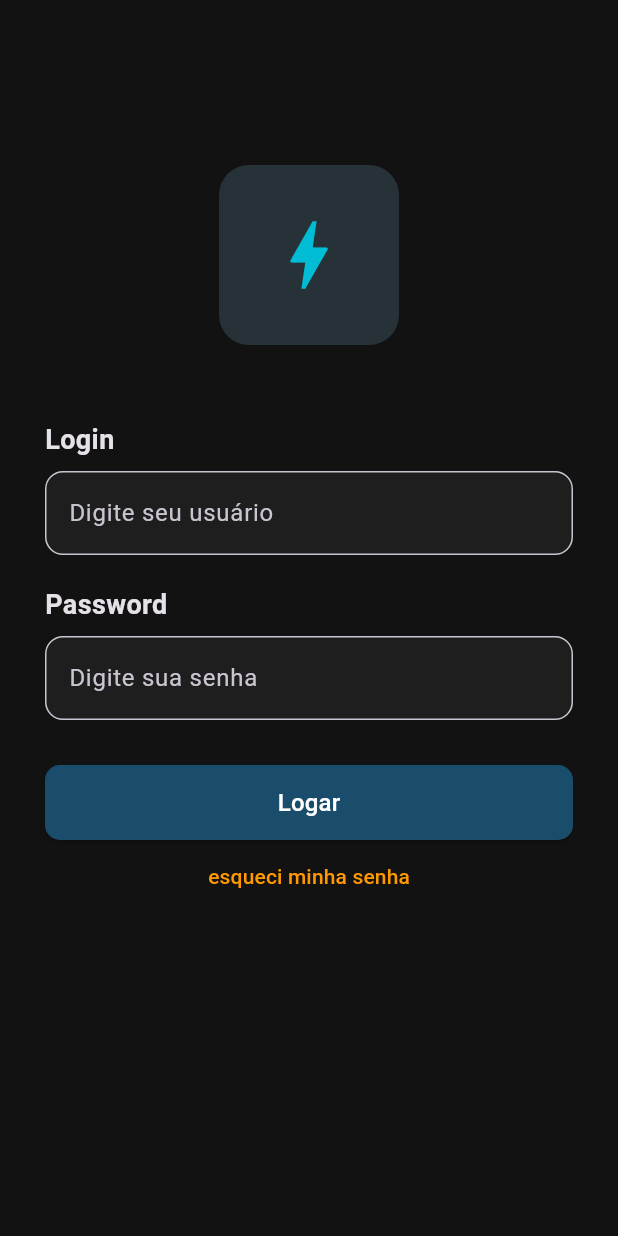
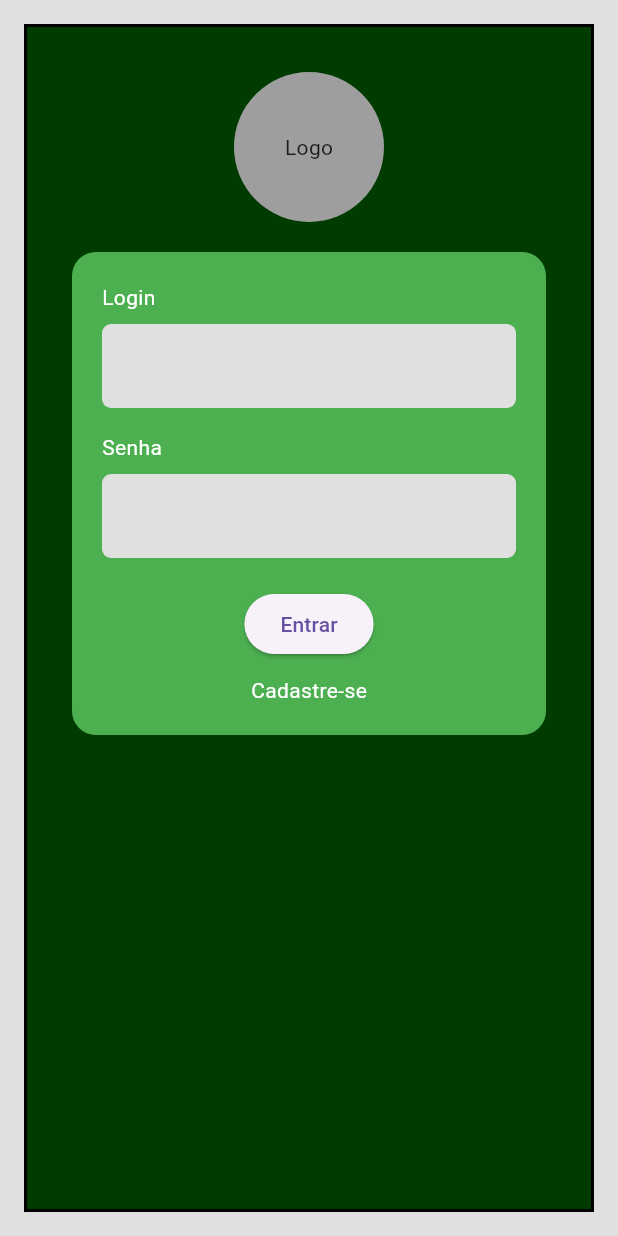
Before and after one commit to Muniz-Fer314159/CAC_Vet, a Flutter app: the screen it shows after launch, on a phone screen of 412 x 824 dp. Run offline on Flutter 3.47's test engine with Material 3 defaults, Android fonts, the phone set to English and light mode, and no system bars.

Commit message:
fix nessa porra

```diff
--- a/lib/main.dart
+++ b/lib/main.dart
@@ -1,19 +1,18 @@
 import 'package:flutter/material.dart';
-import 'screens/login_screen.dart';
+import 'screens/login_page.dart';
 
-void main() => runApp(const TodoApp());
+void main() {
+  runApp(const MyApp());
+}
 
-class TodoApp extends StatelessWidget {
-  const TodoApp({super.key});
+class MyApp extends StatelessWidget {
+  const MyApp({super.key});
 
   @override
   Widget build(BuildContext context) {
-    return MaterialApp(
+    return const MaterialApp(
       debugShowCheckedModeBanner: false,
-      theme: ThemeData.dark().copyWith(
-        scaffoldBackgroundColor: const Color(0xFF121212),
-      ),
-      home: const LoginScreen(),
+      home: LoginPage(),
     );
   }
 }
--- /dev/null
+++ b/lib/screens/login_page.dart
@@ -0,0 +1,133 @@
+import 'package:flutter/material.dart';
+import 'cadastro_page.dart';
+import '../widgets/input_field.dart';
+
+class LoginPage extends StatefulWidget {
+  const LoginPage({super.key});
+
+  @override
+  State<LoginPage> createState() => _LoginPageState();
+}
+
+class _LoginPageState extends State<LoginPage> {
+  final _formKey = GlobalKey<FormState>();
+
+  void _login() {
+    if (_formKey.currentState!.validate()) {
+      ScaffoldMessenger.of(context).showSnackBar(
+        const SnackBar(content: Text('Login válido!')),
+      );
+    }
+  }
+
+  @override
+  Widget build(BuildContext context) {
+    return Scaffold(
+      backgroundColor: Colors.grey[300],
+      body: SafeArea(
+        child: Padding(
+          padding: const EdgeInsets.all(16),
+          child: Container(
+            decoration: BoxDecoration(
+              color: const Color(0xFF003B00),
+              border: Border.all(color: Colors.black, width: 2),
+            ),
+            child: Stack(
+              alignment: Alignment.topCenter,
+              children: [
+                _logo(),
+
+                Positioned(
+                  top: 150,
+                  left: 30,
+                  right: 30,
+                  child: Form(
+                    key: _formKey,
+                    child: _card(),
+                  ),
+                ),
+              ],
+            ),
+          ),
+        ),
+      ),
+    );
+  }
+
+  Widget _logo() {
+    return Positioned(
+      top: 30,
+      child: Container(
+        width: 100,
+        height: 100,
+        decoration: const BoxDecoration(
+          shape: BoxShape.circle,
+          color: Colors.grey,
+        ),
+        alignment: Alignment.center,
+        child: const Text("Logo"),
+      ),
+    );
+  }
+
+  Widget _card() {
+    return Container(
+      padding: const EdgeInsets.all(20),
+      decoration: BoxDecoration(
+        color: Colors.green,
+        borderRadius: BorderRadius.circular(16),
+      ),
+      child: Column(
+        crossAxisAlignment: CrossAxisAlignment.start,
+        children: [
+          const Text("Login", style: TextStyle(color: Colors.white)),
+          const SizedBox(height: 8),
+
+          InputField(
+            validator: (v) =>
+                v == null || v.isEmpty ? "Digite o login" : null,
+          ),
+
+          const SizedBox(height: 16),
+
+          const Text("Senha", style: TextStyle(color: Colors.white)),
+          const SizedBox(height: 8),
+
+          InputField(
+            obscure: true,
+            validator: (v) =>
+                v == null || v.length < 4 ? "Senha inválida" : null,
+          ),
+
+          const SizedBox(height: 20),
+
+          Center(
+            child: ElevatedButton(
+              onPressed: _login,
+              child: const Text("Entrar"),
+            ),
+          ),
+
+          const SizedBox(height: 10),
+
+          Center(
+            child: GestureDetector(
+              onTap: () {
+                Navigator.push(
+                  context,
+                  MaterialPageRoute(
+                    builder: (_) => const CadastroPage(),
+                  ),
+                );
+              },
+              child: const Text(
+                "Cadastre-se",
+                style: TextStyle(color: Colors.white),
+              ),
+            ),
+          ),
+        ],
+      ),
+    );
+  }
+}
--- a/lib/screens/login_screen.dart
+++ /dev/null
@@ -1,40 +0,0 @@
-import 'package:flutter/material.dart';
-import 'todo_list_screen.dart';
-import '../widgets/custom_input.dart';
-import '../widgets/custom_button.dart';
-
-class LoginScreen extends StatelessWidget {
-  const LoginScreen({super.key});
-
-  @override
-  Widget build(BuildContext context) {
-    return Scaffold(
-      body: SingleChildScrollView(
-        padding: const EdgeInsets.all(30.0),
-        child: Column(
-          children: [
-            const SizedBox(height: 80),
-            Container(
-              height: 120, width: 120,
-              decoration: BoxDecoration(color: Colors.blueGrey[900], borderRadius: BorderRadius.circular(20)),
-              child: const Icon(Icons.bolt, size: 60, color: Colors.cyan),
-            ),
-            const SizedBox(height: 50),
-            const CustomInput(label: "Login", hint: "Digite seu usuário"),
-            const SizedBox(height: 20),
-            const CustomInput(label: "Password", hint: "Digite sua senha", isObscure: true),
-            const SizedBox(height: 30),
-            CustomButton(
-              text: "Logar",
-              onPressed: () => Navigator.push(context, MaterialPageRoute(builder: (_) => const TodoListScreen())),
-            ),
-            TextButton(
-              onPressed: () {},
-              child: const Text("esqueci minha senha", style: TextStyle(color: Colors.orange)),
-            ),
-          ],
-        ),
-      ),
-    );
-  }
-}
--- a/lib/widgets/custom_button.dart
+++ /dev/null
@@ -1,30 +0,0 @@
-import 'package:flutter/material.dart';
-
-class CustomButton extends StatelessWidget {
-  final String text;
-  final VoidCallback onPressed;
-  final Color color;
-
-  const CustomButton({
-    super.key,
-    required this.text,
-    required this.onPressed,
-    this.color = const Color(0xFF1A4D6B),
-  });
-
-  @override
-  Widget build(BuildContext context) {
-    return SizedBox(
-      width: double.infinity,
-      height: 50,
-      child: ElevatedButton(
-        style: ElevatedButton.styleFrom(
-          backgroundColor: color,
-          shape: RoundedRectangleBorder(borderRadius: BorderRadius.circular(10)),
-        ),
-        onPressed: onPressed,
-        child: Text(text, style: const TextStyle(color: Colors.white, fontSize: 16)),
-      ),
-    );
-  }
-}
--- a/lib/widgets/custom_input.dart
+++ /dev/null
@@ -1,42 +0,0 @@
-import 'package:flutter/material.dart';
-
-class CustomInput extends StatelessWidget {
-  final String? label;
-  final String hint;
-  final bool isObscure;
-  final Widget? suffixIcon;
-
-  const CustomInput({
-    super.key,
-    this.label,
-    required this.hint,
-    this.isObscure = false,
-    this.suffixIcon,
-  });
-
-  @override
-  Widget build(BuildContext context) {
-    return Column(
-      crossAxisAlignment: CrossAxisAlignment.start,
-      children: [
-        if (label != null) ...[
-          Text(label!, style: const TextStyle(fontSize: 18, fontWeight: FontWeight.bold)),
-          const SizedBox(height: 8),
-        ],
-        TextField(
-          obscureText: isObscure,
-          decoration: InputDecoration(
-            hintText: hint,
-            filled: true,
-            fillColor: const Color(0xFF1E1E1E),
-            suffixIcon: suffixIcon,
-            border: OutlineInputBorder(
-              borderRadius: BorderRadius.circular(12),
-              borderSide: const BorderSide(color: Colors.white24),
-            ),
-          ),
-        ),
-      ],
-    );
-  }
-}
--- /dev/null
+++ b/lib/widgets/input_field.dart
@@ -0,0 +1,28 @@
+import 'package:flutter/material.dart';
+
+class InputField extends StatelessWidget {
+  final bool obscure;
+  final String? Function(String?)? validator;
+
+  const InputField({
+    super.key,
+    this.obscure = false,
+    this.validator,
+  });
+
+  @override
+  Widget build(BuildContext context) {
+    return TextFormField(
+      obscureText: obscure,
+      validator: validator,
+      decoration: InputDecoration(
+        filled: true,
+        fillColor: Colors.grey[300],
+        border: OutlineInputBorder(
+          borderRadius: BorderRadius.circular(6),
+          borderSide: BorderSide.none,
+        ),
+      ),
+    );
+  }
+}
```
Also changed, not shown: lib/screens/cadastro_page.dart (added, +128 -0 lines), lib/screens/chat_screen.dart (deleted, +0 -68 lines), lib/screens/todo_list_screen.dart (deleted, +0 -41 lines), lib/widgets/chat_bubble.dart (deleted, +0 -33 lines), lib/widgets/todo_tile.dart (deleted, +0 -14 lines), pubspec.lock, 1 other file.
